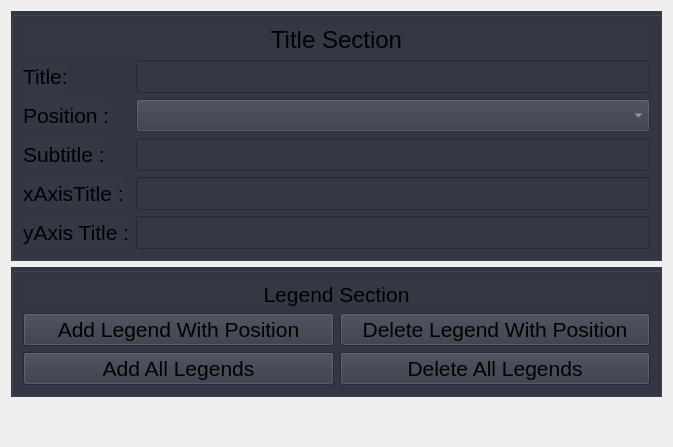
The window that View/TitleWindow.ui (BETRU21/GraphicGenerator) describes before a commit, drawn with Qt 5.
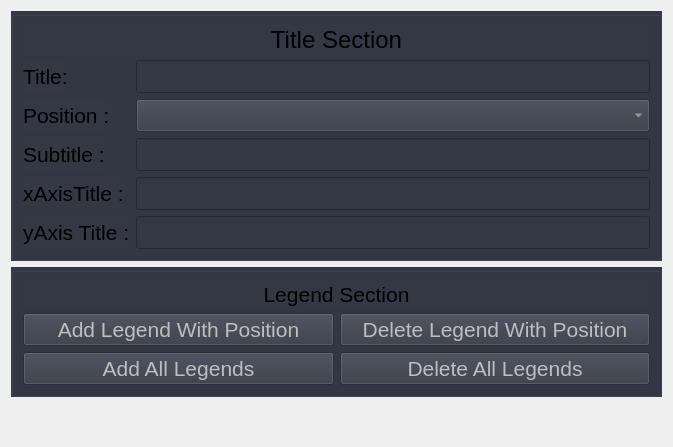
The same window after the commit.

Diff of the .ui file:
```diff
--- a/View/TitleWindow.ui
+++ b/View/TitleWindow.ui
@@ -186,6 +186,9 @@
        <layout class="QHBoxLayout" name="horizontalLayout_5">
         <item>
          <widget class="QPushButton" name="pb_legend">
+          <property name="enabled">
+           <bool>false</bool>
+          </property>
           <property name="font">
            <font>
             <pointsize>16</pointsize>
@@ -198,6 +201,9 @@
         </item>
         <item>
          <widget class="QPushButton" name="pb_deleteLegend">
+          <property name="enabled">
+           <bool>false</bool>
+          </property>
           <property name="font">
            <font>
             <pointsize>16</pointsize>
@@ -214,6 +220,9 @@
        <layout class="QHBoxLayout" name="horizontalLayout_4">
         <item>
          <widget class="QPushButton" name="pb_legends">
+          <property name="enabled">
+           <bool>false</bool>
+          </property>
           <property name="font">
            <font>
             <pointsize>16</pointsize>
@@ -226,6 +235,9 @@
         </item>
         <item>
          <widget class="QPushButton" name="pb_deleteLegends">
+          <property name="enabled">
+           <bool>false</bool>
+          </property>
           <property name="font">
            <font>
             <pointsize>16</pointsize>
```
